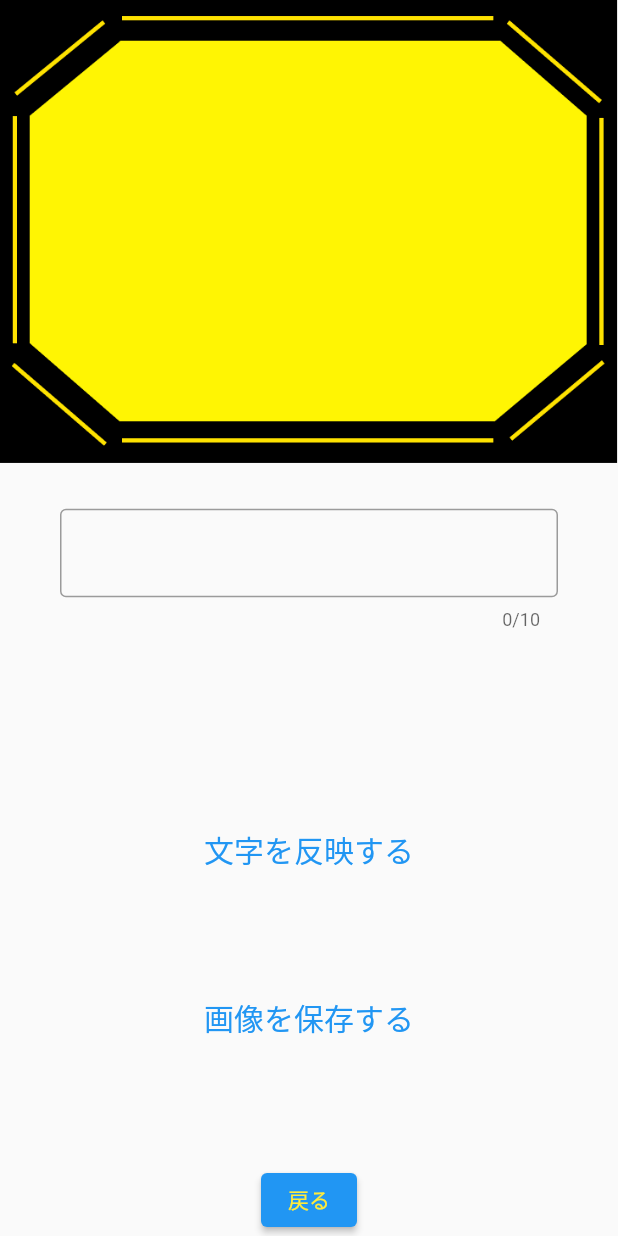
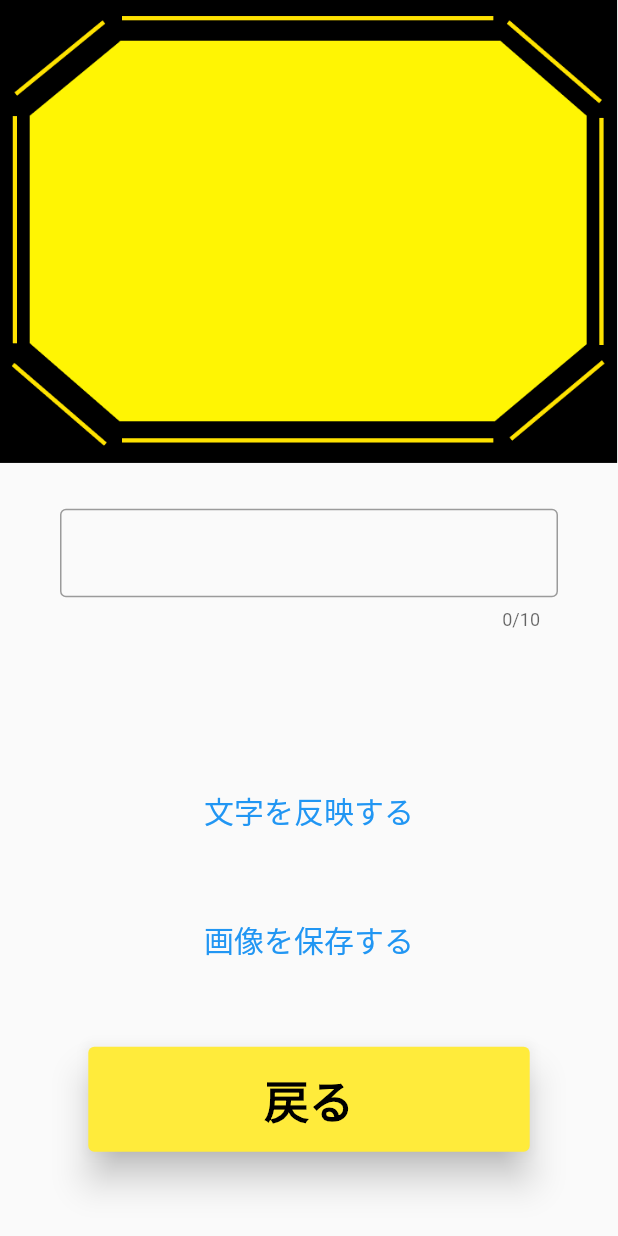
Before and after one commit to iseruuuuu/bokete_create_app, a Flutter app: the HomeFulScreen screen opened directly, on a phone screen of 412 x 824 dp. Run offline on Flutter 3.47's test engine with Material 2 defaults, Android fonts, the phone set to English and light mode, and no system bars; our stand-ins replace flutter_svg, get, image_gallery_saver; missing offline and left inert: image_editor; project files that could hold a hidden picture were left out.

Commit message:
fix: 戻るボタンを追加

```diff
--- a/lib/screen/home_ful/home_ful_screen.dart
+++ b/lib/screen/home_ful/home_ful_screen.dart
@@ -87,17 +87,28 @@ class _HomeFulScreenState extends State<HomeFulScreen> {
             ),
           ),
           const Spacer(),
-          ElevatedButton(
+          SizedBox(
+            width: MediaQuery.of(context).size.width / 1.4,
+            height: 70,
+            child: ElevatedButton(
               onPressed: () {
                 Navigator.of(context).pop();
               },
+              style: ElevatedButton.styleFrom(
+                primary: Colors.yellow,
+                elevation: 10,
+              ),
               child: const Text(
                 '戻る',
                 style: TextStyle(
-                color: Colors.yellow,
+                  color: Colors.black,
+                  fontSize: 30,
+                  fontWeight: FontWeight.bold,
                 ),
               ),
             ),
+          ),
+          const Spacer(),
         ],
       ),
     );
```
Lines whose indentation alone changed are shown as unchanged.
